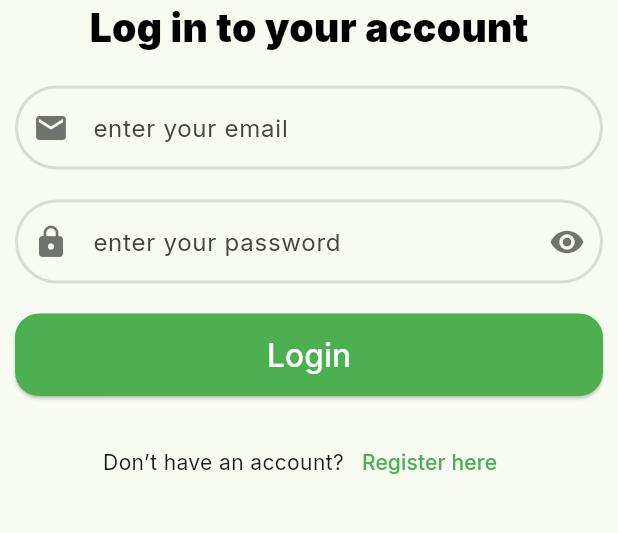
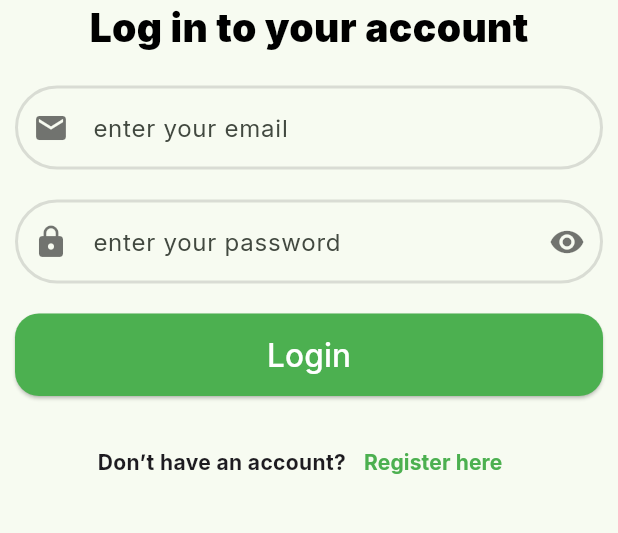
Before and after one commit to asmaaHasbo/chat-app, a Flutter app: the LoginScreen screen opened by its route, on a phone screen of 412 x 824 dp, the part 296-829 px from its top. Run offline on Flutter 3.47's test engine with Material 3 defaults, Android fonts, the phone set to English and light mode, and no system bars; our stand-ins replace firebase_core, google_fonts; accounts and stored records are empty.

Commit message:
login screen ui done✔️🤘

```diff
--- a/lib/features/auth/presentation/views/widgets/custom_row.dart
+++ b/lib/features/auth/presentation/views/widgets/custom_row.dart
@@ -19,13 +19,13 @@ class CustomRow extends StatelessWidget {
       children: [
         Text(
           quText,
-          style: const TextStyle(fontSize: 14),
+          style: const TextStyle(fontSize: 14, fontWeight: FontWeight.bold),
         ),
         TextButton(
           onPressed: onPressed,
           child: Text(
             linkedText,
-            style: TextStyle(fontSize: 14, color: AppColors.mainColor),
+            style: TextStyle(fontSize: 14, color: AppColors.mainColor , fontWeight: FontWeight.bold),
           ),
         ),
       ],
```
